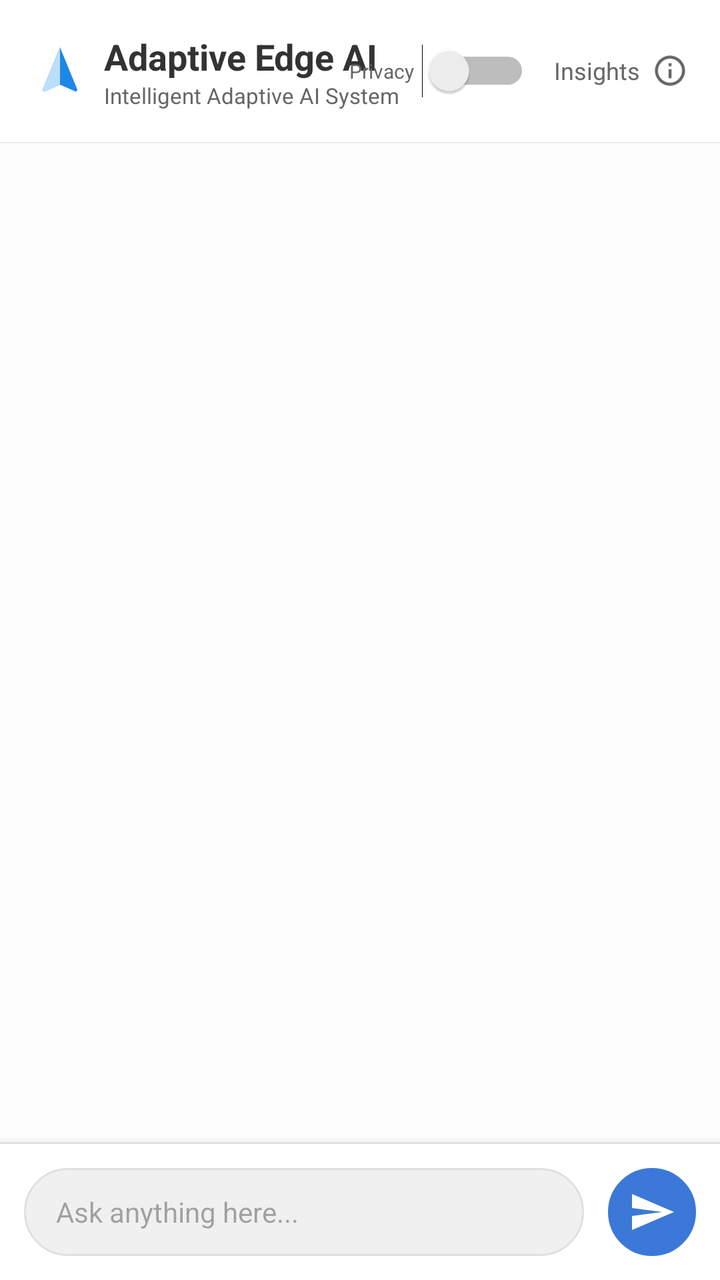
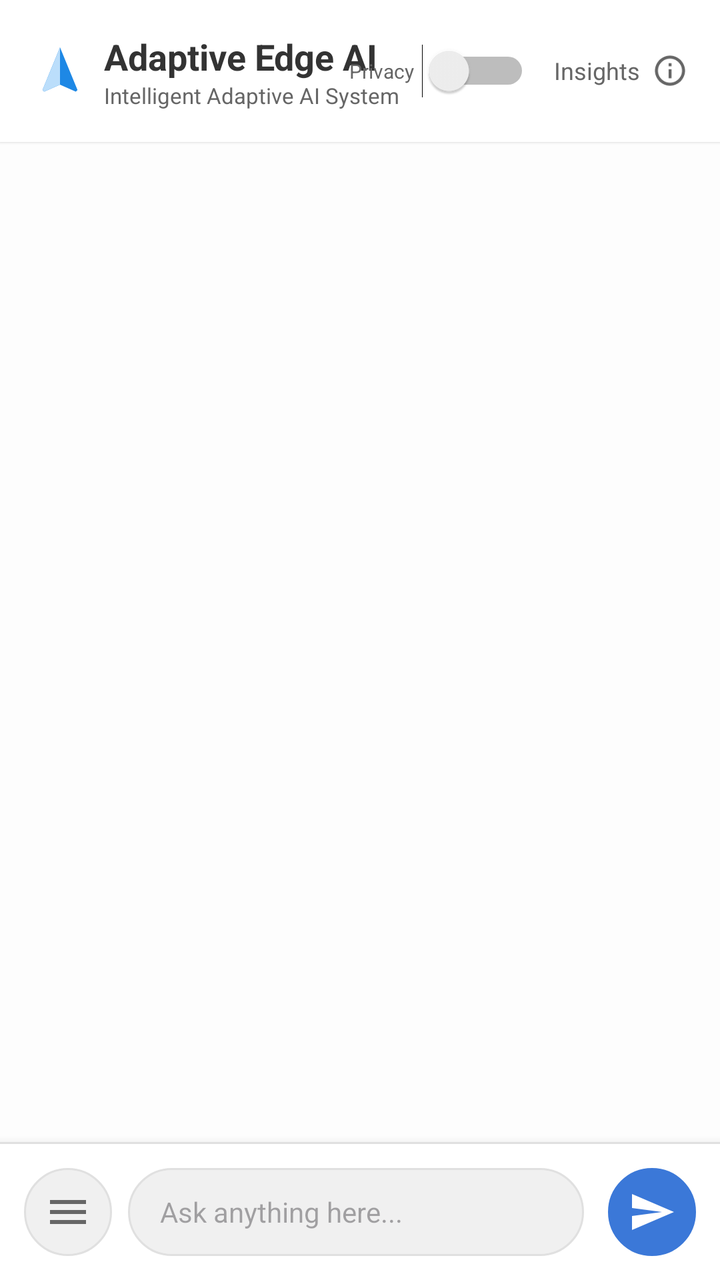

Compare the two renders of this Android layout. The source of the first and the diff that turns it into the second are given below.
<!-- AndroidManifest.xml: application theme Theme.DynamicEdgeAI -->
<!-- res/layout/activity_main.xml -->
<?xml version="1.0" encoding="utf-8"?>
<RelativeLayout xmlns:android="http://schemas.android.com/apk/res/android"
    xmlns:app="http://schemas.android.com/apk/res-auto"
    android:layout_width="match_parent"
    android:layout_height="match_parent"
    android:background="#FDFDFD">

    
    <RelativeLayout
        android:id="@+id/header"
        android:layout_width="match_parent"
        android:layout_height="wrap_content"
        android:background="@color/white"
        android:padding="16dp"
        android:elevation="1dp">

        <LinearLayout
            android:layout_width="wrap_content"
            android:layout_height="wrap_content"
            android:orientation="horizontal"
            android:gravity="center_vertical">

            <ImageView
                android:layout_width="28dp"
                android:layout_height="28dp"
                android:src="@drawable/ic_app_logo"
                android:layout_marginEnd="8dp"/>

            <LinearLayout
                android:layout_width="wrap_content"
                android:layout_height="wrap_content"
                android:orientation="vertical">
                <TextView
                    android:layout_width="wrap_content"
                    android:layout_height="wrap_content"
                    android:text="Adaptive Edge AI"
                    android:textColor="#333333"
                    android:textSize="18sp"
                    android:textStyle="bold" />
                <TextView
                    android:layout_width="wrap_content"
                    android:layout_height="wrap_content"
                    android:text="Intelligent Adaptive AI System"
                    android:textColor="#666666"
                    android:textSize="11sp" />
            </LinearLayout>
        </LinearLayout>

        <LinearLayout
            android:layout_width="wrap_content"
            android:layout_height="wrap_content"
            android:layout_alignParentEnd="true"
            android:layout_centerVertical="true"
            android:orientation="horizontal"
            android:gravity="center_vertical">

            <TextView
                android:layout_width="wrap_content"
                android:layout_height="wrap_content"
                android:text="Privacy"
                android:textSize="10sp"
                android:textColor="#666666"
                android:layout_marginEnd="4dp"/>

            <Switch
                android:id="@+id/privacyModeToggle"
                android:layout_width="wrap_content"
                android:layout_height="wrap_content"
                android:layout_marginEnd="12dp"
                android:checked="false" />

            <LinearLayout
                android:id="@+id/insightsToggle"
                android:layout_width="wrap_content"
                android:layout_height="wrap_content"
                android:orientation="horizontal"
                android:gravity="center_vertical"
                android:clickable="true"
                android:focusable="true"
                android:background="?attr/selectableItemBackground">
                <TextView
                    android:id="@+id/insightsToggleText"
                    android:layout_width="wrap_content"
                    android:layout_height="wrap_content"
                    android:text="Insights"
                    android:textSize="12sp"
                    android:textColor="#666666"
                    android:layout_marginEnd="6dp"/>
                <ImageView
                    android:id="@+id/insightsInfoIcon"
                    android:layout_width="18dp"
                    android:layout_height="18dp"
                    android:src="@drawable/ic_ai_small"
                    app:tint="#666666" />
            </LinearLayout>
        </LinearLayout>
    </RelativeLayout>

    
    <LinearLayout
        android:id="@+id/insightsContainer"
        android:layout_width="match_parent"
        android:layout_height="wrap_content"
        android:layout_below="@id/header"
        android:orientation="vertical"
        android:padding="16dp"
        android:visibility="gone">

        <LinearLayout
            android:layout_width="match_parent"
            android:layout_height="wrap_content"
            android:background="@drawable/card_insights"
            android:orientation="vertical"
            android:elevation="2dp">

            <RelativeLayout
                android:layout_width="match_parent"
                android:layout_height="wrap_content"
                android:background="#E3F2FD"
                android:padding="10dp">
                <ImageView
                    android:layout_width="20dp"
                    android:layout_height="20dp"
                    android:src="@drawable/ic_app_logo"
                    app:tint="@color/accent_blue" />
                <TextView
                    android:id="@+id/insightModeText"
                    android:layout_width="wrap_content"
                    android:layout_height="wrap_content"
                    android:layout_marginStart="28dp"
                    android:layout_centerVertical="true"
                    android:text="LOCAL"
                    android:textColor="@color/accent_blue"
                    android:textStyle="bold"
                    android:textSize="13sp" />
                <TextView
                    android:layout_width="wrap_content"
                    android:layout_height="wrap_content"
                    android:layout_alignParentEnd="true"
                    android:layout_centerVertical="true"
                    android:text="Live"
                    android:textColor="#777777"
                    android:textSize="11sp" />
            </RelativeLayout>

            <LinearLayout
                android:layout_width="match_parent"
                android:layout_height="wrap_content"
                android:orientation="vertical"
                android:padding="12dp">

                <LinearLayout
                    android:layout_width="match_parent"
                    android:layout_height="wrap_content"
                    android:orientation="horizontal"
                    android:gravity="center_vertical">
                    <TextView
                        android:id="@+id/ramLabel"
                        android:layout_width="wrap_content"
                        android:layout_height="wrap_content"
                        android:text="RAM Free: Calculating..."
                        android:textColor="#333333"
                        android:textSize="13sp" />
                    <ImageView
                        android:id="@+id/ramIndicator"
                        android:layout_width="14dp"
                        android:layout_height="14dp"
                        android:layout_marginStart="6dp"
                        android:src="@drawable/dot_orange" />

                    <View android:layout_width="20dp" android:layout_height="1dp" />

                    <ImageView
                        android:id="@+id/cpuIndicator"
                        android:layout_width="14dp"
                        android:layout_height="14dp"
                        android:layout_marginEnd="6dp"
                        android:src="@drawable/dot_green" />
                    <TextView
                        android:id="@+id/cpuLabel"
                        android:layout_width="wrap_content"
                        android:layout_height="wrap_content"
                        android:text="CPU Usage: Calculating..."
                        android:textColor="#333333"
                        android:textSize="13sp" />
                </LinearLayout>

                <TextView
                    android:id="@+id/networkLabel"
                    android:layout_width="wrap_content"
                    android:layout_height="wrap_content"
                    android:layout_marginTop="8dp"
                    android:text="Network: Calculating..."
                    android:textColor="#333333"
                    android:textSize="13sp" />

                <TextView
                    android:id="@+id/batteryLabel"
                    android:layout_width="wrap_content"
                    android:layout_height="wrap_content"
                    android:layout_marginTop="8dp"
                    android:text="Battery Level: Calculating..."
                    android:textColor="#333333"
                    android:textSize="13sp" />
            </LinearLayout>
        </LinearLayout>
    </LinearLayout>

    
    <ScrollView
        android:id="@+id/chatScrollView"
        android:layout_width="match_parent"
        android:layout_height="match_parent"
        android:layout_below="@id/insightsContainer"
        android:layout_above="@+id/inputArea"
        android:clipToPadding="false"
        android:padding="16dp">

        <LinearLayout
            android:id="@+id/chatContainer"
            android:layout_width="match_parent"
            android:layout_height="wrap_content"
            android:orientation="vertical">

            <LinearLayout
                android:id="@+id/thinkingIndicator"
                android:layout_width="wrap_content"
                android:layout_height="wrap_content"
                android:background="@drawable/bubble_ai"
                android:padding="12dp"
                android:visibility="gone"
                android:layout_marginBottom="16dp">
                <TextView
                    android:id="@+id/thinkingText"
                    android:layout_width="wrap_content"
                    android:layout_height="wrap_content"
                    android:text="Thinking..."
                    android:textColor="#666666"
                    android:textSize="14sp" />
            </LinearLayout>
        </LinearLayout>
    </ScrollView>

    
    <LinearLayout
        android:id="@+id/inputArea"
        android:layout_width="match_parent"
        android:layout_height="wrap_content"
        android:layout_alignParentBottom="true"
        android:background="@color/white"
        android:orientation="vertical"
        android:elevation="8dp">

        <View android:layout_width="match_parent" android:layout_height="1dp" android:background="#E0E0E0" />

        <LinearLayout
            android:layout_width="match_parent"
            android:layout_height="wrap_content"
            android:padding="12dp"
            android:orientation="horizontal"
            android:gravity="center_vertical">
            <EditText
                android:id="@+id/messageInput"
                android:layout_width="0dp"
                android:layout_height="44dp"
                android:layout_weight="1"
                android:background="@drawable/input_bg"
                android:hint="Ask anything here..."
                android:paddingStart="16dp"
                android:paddingEnd="16dp"
                android:textSize="14sp"
                android:inputType="textShortMessage" />

            <ImageButton
                android:id="@+id/sendButton"
                android:layout_width="44dp"
                android:layout_height="44dp"
                android:layout_marginStart="12dp"
                android:background="@drawable/input_bg"
                android:backgroundTint="@color/btn_blue"
                android:src="@drawable/ic_send"
                app:tint="@color/white" />
        </LinearLayout>
    </LinearLayout>

</RelativeLayout>
<!-- resources referenced by this layout -->
<resources>
  <color name="accent_blue">#1E88E5</color>
  <color name="btn_blue">#3B78D8</color>
  <color name="white">#FFFFFFFF</color>
  <!-- drawable bubble_ai (drawable) -->
  <?xml version="1.0" encoding="utf-8"?>
  <shape xmlns:android="http://schemas.android.com/apk/res/android">
      <solid android:color="@color/white" />
      <stroke android:width="1dp" android:color="@color/bubble_border" />
      <corners
          android:topLeftRadius="16dp"
          android:topRightRadius="16dp"
          android:bottomLeftRadius="4dp"
          android:bottomRightRadius="16dp" />
  </shape>
  <!-- drawable card_insights (drawable) -->
  <?xml version="1.0" encoding="utf-8"?>
  <shape xmlns:android="http://schemas.android.com/apk/res/android">
      <solid android:color="@color/insights_bg" />
      <stroke android:width="1dp" android:color="@color/bubble_border" />
      <corners android:radius="8dp" />
  </shape>
  <!-- drawable dot_green (drawable) -->
  <?xml version="1.0" encoding="utf-8"?>
  <shape xmlns:android="http://schemas.android.com/apk/res/android"
      android:shape="oval">
      <solid android:color="@color/status_green" />
      <size android:width="12dp" android:height="12dp" />
  </shape>
  <!-- drawable dot_orange (drawable) -->
  <?xml version="1.0" encoding="utf-8"?>
  <shape xmlns:android="http://schemas.android.com/apk/res/android"
      android:shape="oval">
      <solid android:color="@color/status_orange" />
      <size android:width="12dp" android:height="12dp" />
  </shape>
  <!-- drawable ic_ai_small (drawable) -->
  <?xml version="1.0" encoding="utf-8"?>
  <vector xmlns:android="http://schemas.android.com/apk/res/android"
      android:width="24dp"
      android:height="24dp"
      android:viewportWidth="24"
      android:viewportHeight="24">
      <path
          android:fillColor="#1E88E5"
          android:pathData="M12,2C6.48,2 2,6.48 2,12s4.48,10 10,10 10,-4.48 10,-10S17.52,2 12,2zM12,20c-4.41,0 -8,-3.59 -8,-8s3.59,-8 8,-8 8,3.59 8,8 -3.59,8 -8,8zM11,7h2v2h-2zM11,11h2v6h-2z" />
  </vector>
  <!-- drawable ic_send (drawable) -->
  <?xml version="1.0" encoding="utf-8"?>
  <vector xmlns:android="http://schemas.android.com/apk/res/android"
      android:width="24dp"
      android:height="24dp"
      android:viewportWidth="24"
      android:viewportHeight="24">
      <path
          android:fillColor="@color/white"
          android:pathData="M2.01,21L23,12 2.01,3 2,10l15,2 -15,2z" />
  </vector>
  <!-- drawable input_bg (drawable) -->
  <?xml version="1.0" encoding="utf-8"?>
  <shape xmlns:android="http://schemas.android.com/apk/res/android">
      <solid android:color="#F0F0F0" />
      <corners android:radius="24dp" />
      <stroke android:width="1dp" android:color="#E0E0E0" />
  </shape>
  <style name="Theme.DynamicEdgeAI" parent="Theme.Material3.DayNight.NoActionBar">
          
          <item name="colorPrimary">@color/btn_blue</item>
          <item name="colorOnPrimary">@color/white</item>
          <item name="colorSecondary">@color/accent_blue</item>
          <item name="colorOnSecondary">@color/white</item>
          <item name="android:statusBarColor">@color/white</item>
          <item name="android:windowLightStatusBar">true</item>
      </style>
  <color name="bubble_border">#E0E0E0</color>
  <color name="insights_bg">#F4F7F9</color>
  <color name="status_green">#4CAF50</color>
  <color name="status_orange">#FF9800</color>
  <!-- unchanged entries left out for length: 1 -->
</resources>

<!-- the commit's change to res/layout/activity_main.xml (unified diff, before → after) -->
@@ -259,6 +259,16 @@
             android:padding="12dp"
             android:orientation="horizontal"
             android:gravity="center_vertical">
+
+            <ImageButton
+                android:id="@+id/menuButton"
+                android:layout_width="44dp"
+                android:layout_height="44dp"
+                android:layout_marginEnd="8dp"
+                android:background="@drawable/input_bg"
+                android:src="@drawable/ic_menu"
+                app:tint="#666666" />
+
             <EditText
                 android:id="@+id/messageInput"
                 android:layout_width="0dp"
<!-- resource entries referenced after the edit -->
@@ -46,6 +46,16 @@
           android:fillColor="#1E88E5"
           android:pathData="M12,2C6.48,2 2,6.48 2,12s4.48,10 10,10 10,-4.48 10,-10S17.52,2 12,2zM12,20c-4.41,0 -8,-3.59 -8,-8s3.59,-8 8,-8 8,3.59 8,8 -3.59,8 -8,8zM11,7h2v2h-2zM11,11h2v6h-2z" />
   </vector>
+  <!-- drawable ic_menu (drawable) -->
+  <vector xmlns:android="http://schemas.android.com/apk/res/android"
+      android:width="24dp"
+      android:height="24dp"
+      android:viewportWidth="24"
+      android:viewportHeight="24">
+      <path
+          android:fillColor="#000000"
+          android:pathData="M3,18h18v-2H3v2zM3,13h18v-2H3v2zM3,6v2h18V6H3z" />
+  </vector>
   <!-- drawable ic_send (drawable) -->
   <?xml version="1.0" encoding="utf-8"?>
   <vector xmlns:android="http://schemas.android.com/apk/res/android"
